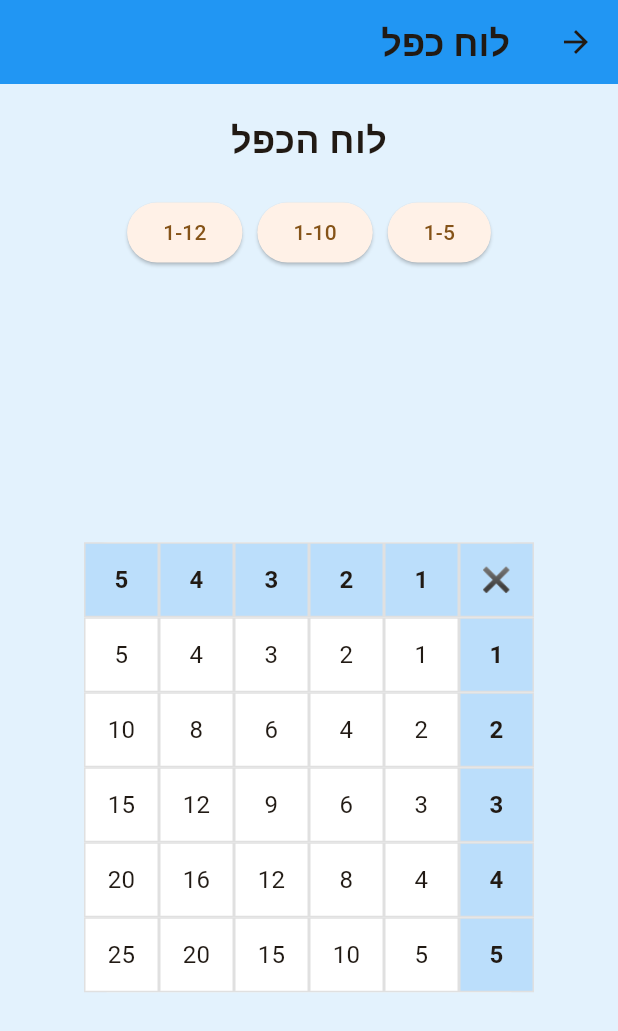
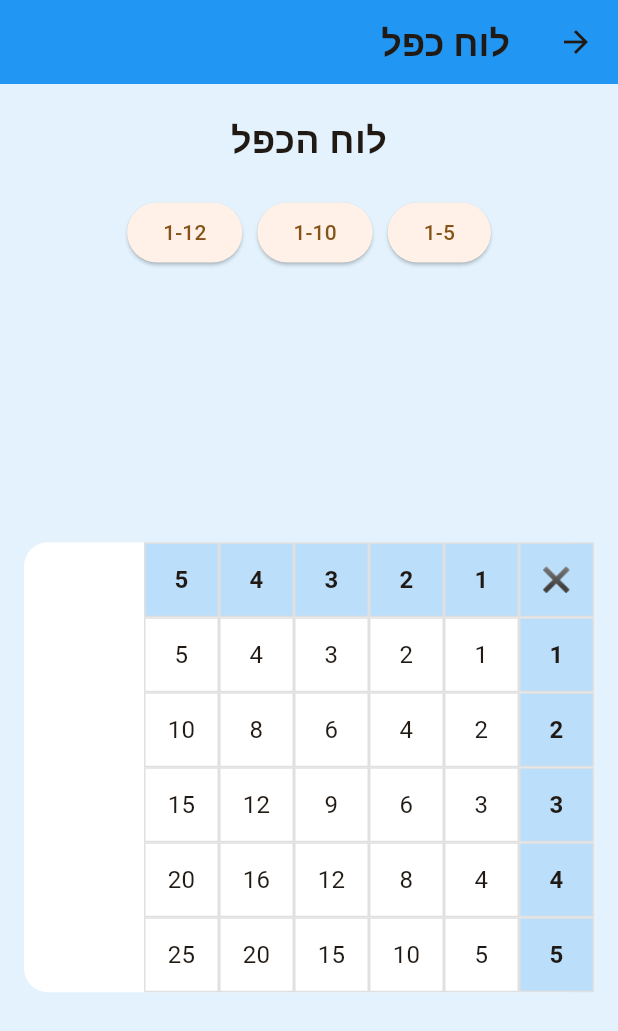
Before and after one commit to cohenra/learning-games, a Flutter app: the MultiplicationTableScreen screen opened directly, on a phone screen of 412 x 824 dp. Shown: the top 1031 px of the screen. Run offline on Flutter 3.47's test engine with Material 3 defaults, Android fonts, the phone set to English and light mode, and no system bars; our stand-ins replace audioplayers, flutter_tts, shared_preferences; accounts and stored records are empty; Roboto replaces fonts that are missing (Rubik).

Commit message:
Fix: התאמת לוח הכפל לגודל מסך - ללא גלילה

```diff
--- a/lib/modules_advanced/math/multiplication/multiplication_table_screen.dart
+++ b/lib/modules_advanced/math/multiplication/multiplication_table_screen.dart
@@ -66,12 +66,7 @@ class _MultiplicationTableScreenState extends State<MultiplicationTableScreen> {
             const SizedBox(height: 20),
             Expanded(
               child: Center(
-                child: SingleChildScrollView(
-                  scrollDirection: Axis.horizontal,
-                  child: SingleChildScrollView(
-                    child: _buildTable(),
-                  ),
-                ),
+                child: _buildTable(),
               ),
             ),
           ],
@@ -81,6 +76,15 @@ class _MultiplicationTableScreenState extends State<MultiplicationTableScreen> {
   }
 
   Widget _buildTable() {
+    // Calculate cell size based on screen width and number of cells
+    final screenWidth = MediaQuery.of(context).size.width;
+    final totalCells = _maxNumber + 1; // +1 for header column
+    final availableWidth = screenWidth - 40; // margins
+    double cellSize = (availableWidth / totalCells).clamp(30.0, 50.0);
+
+    // Adjust font size based on cell size
+    double fontSize = cellSize * 0.32;
+
     return Container(
       margin: const EdgeInsets.all(16),
       decoration: BoxDecoration(
@@ -93,18 +97,18 @@ class _MultiplicationTableScreenState extends State<MultiplicationTableScreen> {
           // Header row
           Row(
             children: [
-              _buildCell('✖️', isHeader: true),
+              _buildCell('✖️', cellSize, fontSize, isHeader: true),
               for (int col = 1; col <= _maxNumber; col++)
-                _buildCell('$col', isHeader: true),
+                _buildCell('$col', cellSize, fontSize, isHeader: true),
             ],
           ),
           // Data rows
           for (int row = 1; row <= _maxNumber; row++)
             Row(
               children: [
-                _buildCell('$row', isHeader: true),
+                _buildCell('$row', cellSize, fontSize, isHeader: true),
                 for (int col = 1; col <= _maxNumber; col++)
-                  _buildCell('${row * col}'),
+                  _buildCell('${row * col}', cellSize, fontSize),
               ],
             ),
         ],
@@ -112,10 +116,10 @@ class _MultiplicationTableScreenState extends State<MultiplicationTableScreen> {
     );
   }
 
-  Widget _buildCell(String text, {bool isHeader = false}) {
+  Widget _buildCell(String text, double size, double fontSize, {bool isHeader = false}) {
     return Container(
-      width: 50,
-      height: 50,
+      width: size,
+      height: size,
       decoration: BoxDecoration(
         color: isHeader ? Colors.blue.shade100 : Colors.white,
         border: Border.all(color: Colors.grey.shade300),
@@ -124,7 +128,7 @@ class _MultiplicationTableScreenState extends State<MultiplicationTableScreen> {
         child: Text(
           text,
           style: TextStyle(
-            fontSize: 16,
+            fontSize: fontSize,
             fontWeight: isHeader ? FontWeight.bold : FontWeight.normal,
           ),
         ),
```
